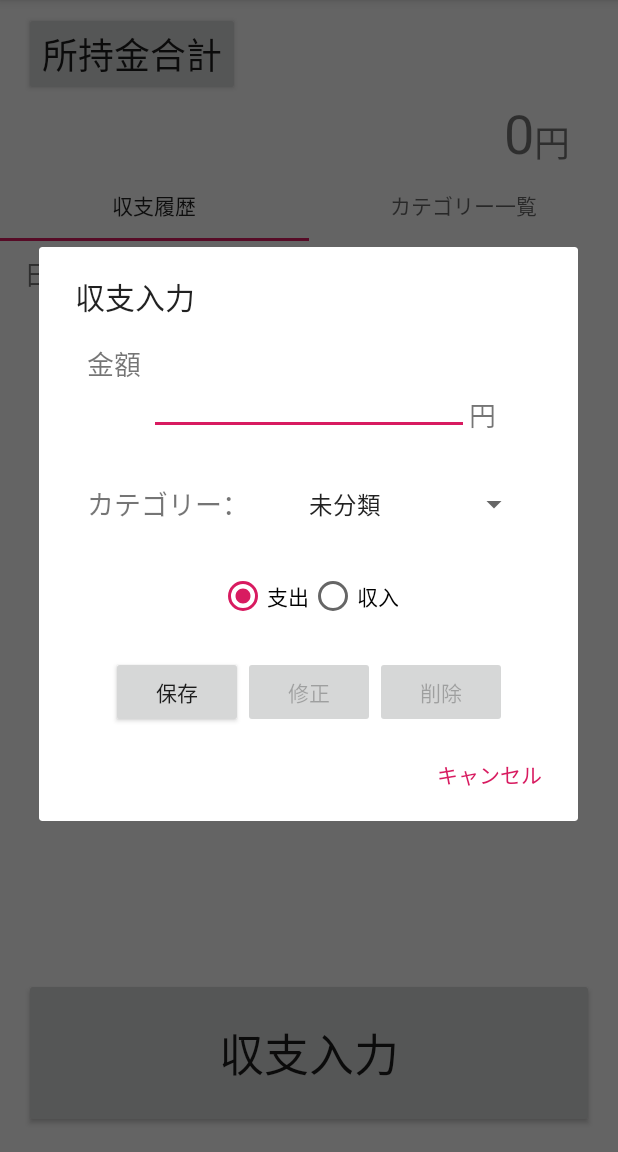
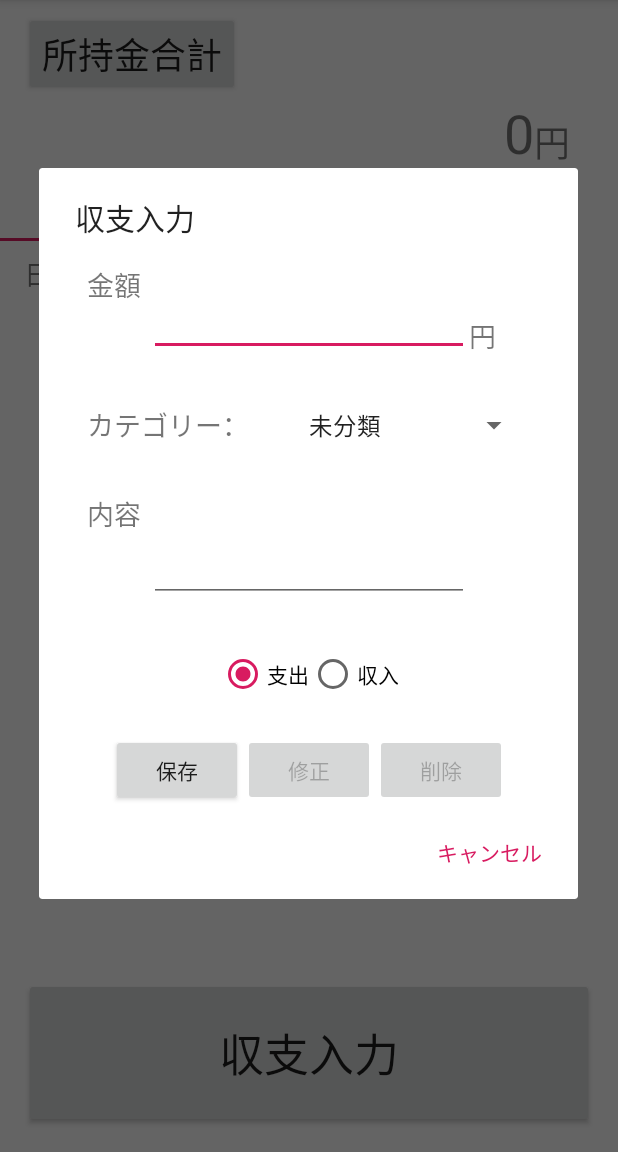
Before and after one commit to billycolon/droid-digital-wallet, an Android app: the screen it shows after launch (MainActivity), after a tap on "収支入力", on a phone screen of 412 x 824 dp, the part 84-1236 px from its top. Run offline under Robolectric (Android 15) with nearby library versions, the phone set to English and light mode, and no system bars.

Commit message:
・収支の内容保存&表示完了 ・レイアウトと色の修正要

```diff
--- a/app/src/main/res/layout/input_dialog.xml
+++ b/app/src/main/res/layout/input_dialog.xml
@@ -71,7 +71,7 @@
         android:orientation="horizontal"
         app:layout_constraintEnd_toEndOf="parent"
         app:layout_constraintStart_toStartOf="parent"
-        app:layout_constraintTop_toBottomOf="@+id/textView7">
+        app:layout_constraintTop_toBottomOf="@+id/inputDetail">
 
         <RadioButton
             android:id="@+id/paymentRadio"
@@ -113,4 +113,24 @@
         app:layout_constraintStart_toEndOf="@+id/fixBtn"
         app:layout_constraintTop_toTopOf="@+id/inputSaveBtn" />
 
+    <TextView
+        android:id="@+id/textView14"
+        android:layout_width="wrap_content"
+        android:layout_height="wrap_content"
+        android:layout_marginTop="32dp"
+        android:text="内容"
+        android:textSize="18sp"
+        app:layout_constraintStart_toStartOf="@+id/textView"
+        app:layout_constraintTop_toBottomOf="@+id/textView7" />
+
+    <EditText
+        android:id="@+id/inputDetail"
+        android:layout_width="wrap_content"
+        android:layout_height="wrap_content"
+        android:ems="10"
+        android:inputType="textPersonName"
+        app:layout_constraintEnd_toEndOf="parent"
+        app:layout_constraintStart_toStartOf="parent"
+        app:layout_constraintTop_toBottomOf="@+id/textView14" />
+
 </androidx.constraintlayout.widget.ConstraintLayout>
--- a/app/src/main/res/layout/tab_payments.xml
+++ b/app/src/main/res/layout/tab_payments.xml
@@ -73,8 +73,8 @@
         android:id="@+id/textView13"
         android:layout_width="wrap_content"
         android:layout_height="wrap_content"
-        android:layout_marginStart="16dp"
-        android:layout_marginLeft="16dp"
+        android:layout_marginStart="24dp"
+        android:layout_marginLeft="24dp"
         android:text="内容"
         android:textSize="18sp"
         app:layout_constraintStart_toEndOf="@+id/textView"
```
Also changed, not shown: app/src/main/java/com/example/digitalwallet/MainActivity.java (+29 -1 lines), app/src/main/java/com/example/digitalwallet/PaymentTab.java (+19 -3 lines).
